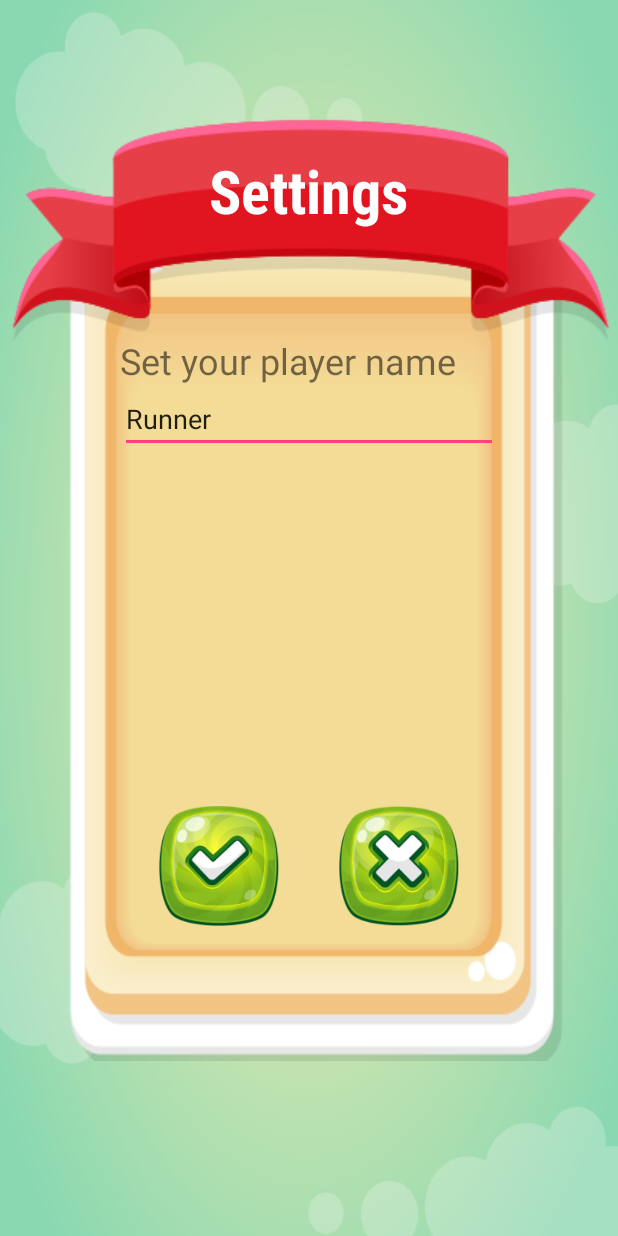
After one commit to DomenicDev/SET08114_cw, an Android app: the SettingsActivity screen opened directly, with no data from a screen before it, on a phone screen of 412 x 824 dp. The commit adds this screen. Run offline under Robolectric (Android 15) with nearby library versions, the phone set to English and light mode, and no system bars.

Commit message:
Player can now enter and save name

```diff
--- a/android/src/main/AndroidManifest.xml
+++ b/android/src/main/AndroidManifest.xml
@@ -9,7 +9,8 @@
         android:roundIcon="@mipmap/ic_launcher_round"
         android:supportsRtl="true"
         android:theme="@style/AppTheme">
-        <activity android:name="com.napier.mad.CreditsActivity"></activity>
+        <activity android:name="com.napier.mad.SettingsActivity"></activity>
+        <activity android:name="com.napier.mad.CreditsActivity" />
         <activity android:name="com.napier.mad.MainMenuActivity">
             <intent-filter>
                 <action android:name="android.intent.action.MAIN" />
--- a/android/src/main/java/com/napier/mad/AndroidGameEventHandler.java
+++ b/android/src/main/java/com/napier/mad/AndroidGameEventHandler.java
@@ -47,10 +47,7 @@ public class AndroidGameEventHandler implements GameEventListener {
     }
 
     private String getPlayerName() {
-        SharedPreferences preferences = activity.getPreferences(Context.MODE_PRIVATE);
-        String playerNameKey = activity.getResources().getString(R.string.saved_player_name_key);
-        String defaultName = activity.getResources().getString(R.string.saved_player_name_default);
-        return preferences.getString(playerNameKey, defaultName);
+        return SharedPreferencesHandler.getInstance().readPlayerName(this.activity);
     }
 
 }
--- a/android/src/main/java/com/napier/mad/MainMenuActivity.java
+++ b/android/src/main/java/com/napier/mad/MainMenuActivity.java
@@ -47,6 +47,14 @@ public class MainMenuActivity extends Activity {
             }
         });
 
+        Button settingsButton = findViewById(R.id.main_menu_options_button);
+        settingsButton.setOnClickListener(new View.OnClickListener() {
+            @Override
+            public void onClick(View v) {
+                startActivity(SettingsActivity.class);
+            }
+        });
+
     }
 
      private void startActivity(Class<? extends Activity> activityClass) {
--- /dev/null
+++ b/android/src/main/java/com/napier/mad/SettingsActivity.java
@@ -0,0 +1,58 @@
+package com.napier.mad;
+
+import android.app.Activity;
+import android.content.SharedPreferences;
+import android.os.Bundle;
+import android.view.View;
+import android.widget.Button;
+import android.widget.EditText;
+import android.widget.Toast;
+
+import com.jme.game.R;
+
+public class SettingsActivity extends Activity {
+
+    @Override
+    protected void onCreate(Bundle savedInstanceState) {
+        super.onCreate(savedInstanceState);
+        setContentView(R.layout.activity_settings);
+
+        EditText playerNameEditText = findViewById(R.id.settings_playerName_editText);
+        playerNameEditText.setText(readPlayerName());
+
+        Button saveButton = findViewById(R.id.settings_save_button);
+        saveButton.setOnClickListener(new View.OnClickListener() {
+            @Override
+            public void onClick(View v) {
+                EditText playerNameEditText = findViewById(R.id.settings_playerName_editText);
+                String inputName = playerNameEditText.getText().toString();
+                if (inputName.isEmpty()) {
+                    Toast.makeText(SettingsActivity.this, getString(R.string.settings_no_empty_playername_allowed), Toast.LENGTH_LONG).show();
+                    return;
+                }
+
+                // save player name by using Shared Preferences
+                savePlayerName(inputName);
+
+                // go back to previous activity
+                finish();
+            }
+        });
+
+        Button cancelButton = findViewById(R.id.settings_cancel_button);
+        cancelButton.setOnClickListener(new View.OnClickListener() {
+            @Override
+            public void onClick(View v) {
+                finish();
+            }
+        });
+    }
+
+    private String readPlayerName() {
+        return SharedPreferencesHandler.getInstance().readPlayerName(this);
+    }
+
+    private void savePlayerName(String inputName) {
+        SharedPreferencesHandler.getInstance().savePlayerName(this, inputName);
+    }
+}
--- /dev/null
+++ b/android/src/main/java/com/napier/mad/SharedPreferencesHandler.java
@@ -0,0 +1,39 @@
+package com.napier.mad;
+
+import android.app.Activity;
+import android.content.Context;
+import android.content.SharedPreferences;
+
+import com.jme.game.R;
+
+import static android.content.Context.MODE_PRIVATE;
+
+public class SharedPreferencesHandler {
+
+    private static SharedPreferencesHandler sharedPreferencesHandler = new SharedPreferencesHandler();
+
+    private static final String FILE_NAME = "com.napier.mad.SuburbRunner";
+
+    private SharedPreferencesHandler() {
+        // private constructor
+    }
+
+    public static SharedPreferencesHandler getInstance() {
+        return sharedPreferencesHandler;
+    }
+
+    public void savePlayerName(Activity activity, String inputName) {
+        SharedPreferences sharedPreferences = activity.getSharedPreferences(FILE_NAME, MODE_PRIVATE);
+        SharedPreferences.Editor editor = sharedPreferences.edit();
+        editor.putString(activity.getString(R.string.saved_player_name_key), inputName);
+        editor.apply();
+    }
+
+    public String readPlayerName(Activity activity) {
+        SharedPreferences preferences = activity.getSharedPreferences(FILE_NAME, MODE_PRIVATE);
+        String playerNameKey = activity.getResources().getString(R.string.saved_player_name_key);
+        String defaultName = activity.getResources().getString(R.string.saved_player_name_default);
+        return preferences.getString(playerNameKey, defaultName);
+    }
+
+}
--- /dev/null
+++ b/android/src/main/res/drawable/check_button.xml
@@ -0,0 +1,21 @@
+<?xml version="1.0" encoding="utf-8"?>
+<selector xmlns:android="http://schemas.android.com/apk/res/android">
+
+    <item
+        android:state_enabled="false"
+        android:drawable="@drawable/check_disabled"/>
+
+    <item
+        android:state_hovered="true"
+        android:drawable="@drawable/check_hovered"/>
+
+    <item
+        android:state_pressed="true"
+        android:drawable="@drawable/check_pressed"/>
+
+    <item
+        android:state_pressed="false"
+        android:drawable="@drawable/check_enabled" />
+
+
+</selector>
--- /dev/null
+++ b/android/src/main/res/drawable/cross_button.xml
@@ -0,0 +1,21 @@
+<?xml version="1.0" encoding="utf-8"?>
+<selector xmlns:android="http://schemas.android.com/apk/res/android">
+
+    <item
+        android:state_enabled="false"
+        android:drawable="@drawable/cross_disabled"/>
+
+    <item
+        android:state_hovered="true"
+        android:drawable="@drawable/cross_hovered"/>
+
+    <item
+        android:state_pressed="true"
+        android:drawable="@drawable/cross_pressed"/>
+
+    <item
+        android:state_pressed="false"
+        android:drawable="@drawable/cross_enabled" />
+
+
+</selector>
--- /dev/null
+++ b/android/src/main/res/layout/activity_settings.xml
@@ -0,0 +1,105 @@
+<?xml version="1.0" encoding="utf-8"?>
+<LinearLayout xmlns:android="http://schemas.android.com/apk/res/android"
+    xmlns:app="http://schemas.android.com/apk/res-auto"
+    xmlns:tools="http://schemas.android.com/tools"
+    android:orientation="vertical"
+    android:layout_width="match_parent"
+    android:background="@drawable/green_background"
+    android:layout_height="match_parent"
+    tools:context=".SettingsActivity">
+
+    <LinearLayout
+        android:layout_width="wrap_content"
+        android:layout_height="wrap_content"
+        android:layout_marginLeft="0dp"
+        android:layout_marginRight="0dp"
+        android:layout_marginTop="70dp"
+        android:layout_marginBottom="30dp"
+        android:orientation="vertical"
+        android:layout_gravity="center"
+        android:background="@drawable/panel_empty">
+
+        <TextView
+            android:layout_marginTop="30dp"
+            android:layout_gravity="center"
+            android:textAlignment="center"
+            android:layout_width="wrap_content"
+            android:layout_height="wrap_content"
+            android:fontFamily="sans-serif-condensed"
+            android:textSize="40sp"
+            android:textStyle="bold"
+            android:textColor="@color/colorWhite"
+            android:text="@string/settings"/>
+
+        <LinearLayout
+            android:layout_width="match_parent"
+            android:layout_height="wrap_content"
+            android:orientation="vertical"
+            android:layout_marginRight="80dp"
+            android:layout_marginLeft="80dp"
+            android:layout_marginTop="70dp">
+
+
+          <TextView
+              android:layout_width="wrap_content"
+              android:layout_height="wrap_content"
+              android:textSize="24sp"
+              android:text="@string/settings_set_name" />
+
+            <EditText
+                android:id="@+id/settings_playerName_editText"
+                android:layout_width="match_parent"
+                android:layout_height="wrap_content"
+                android:ems="10"
+                android:inputType="textPersonName"
+                android:text="@string/saved_player_name_default"
+                android:importantForAutofill="no" />
+
+
+        </LinearLayout>
+
+        <Space
+            android:layout_width="wrap_content"
+            android:layout_height="0dp"
+            android:layout_weight="2"/>
+
+        <LinearLayout
+            android:layout_width="wrap_content"
+            android:layout_height="wrap_content"
+            android:layout_marginBottom="80dp"
+            android:layout_gravity="center"
+            android:orientation="horizontal">
+
+            <Button
+                android:id="@+id/settings_save_button"
+                android:layout_width="80dp"
+                android:layout_height="80dp"
+                android:layout_weight="0"
+                android:layout_marginBottom="10dp"
+                android:layout_gravity="center"
+                android:layout_marginTop="10dp"
+                android:background="@drawable/check_button" />
+
+            <Space
+                android:layout_width="40dp"
+                android:layout_height="wrap_content"/>
+
+            <Button
+                android:id="@+id/settings_cancel_button"
+                android:layout_width="80dp"
+                android:layout_height="80dp"
+                android:layout_weight="0"
+                android:layout_marginBottom="10dp"
+                android:layout_gravity="center"
+                android:layout_marginTop="10dp"
+                android:background="@drawable/cross_button" />
+
+        </LinearLayout>
+
+
+    </LinearLayout>
+
+
+
+
+</LinearLayout>
--- a/android/src/main/res/values/strings.xml
+++ b/android/src/main/res/values/strings.xml
@@ -23,4 +23,6 @@
     <string name="credits_game_designer">Domenic Cassisi</string>
     <string name="credits_assets_title">Game Assets</string>
     <string name="credits_game_assets_content">Landscape Tiles by: eracoon\nGUI images: pzUH\nHuman Model by: quaternius\nCoin by: rubberduck\nSkyBox by: KIIRA</string>
+    <string name="settings_set_name">Set your player name</string>
+    <string name="settings_no_empty_playername_allowed">Empty player names are not allowed!</string>
 </resources>
```
Also changed, not shown: android/src/main/res/drawable/check_disabled.png (added), android/src/main/res/drawable/check_enabled.png (added), android/src/main/res/drawable/check_hovered.png (added), android/src/main/res/drawable/check_pressed.png (added), android/src/main/res/drawable/cross_disabled.png (added), android/src/main/res/drawable/cross_enabled.png (added), android/src/main/res/drawable/cross_hovered.png (added), android/src/main/res/drawable/cross_pressed.png (added).
